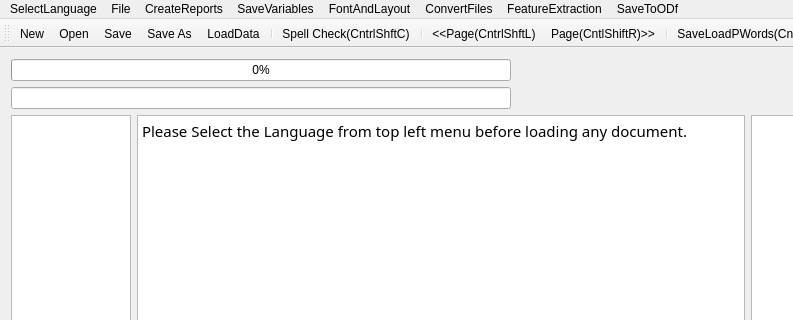
Qt form FrameWorkCode/mainwindow.ui (UDAAN-LEAP/leap-pe-tool) before a commit; both pictures show x 0 to 793 and y 0 to 320 of the 1369 by 736 pixel window.
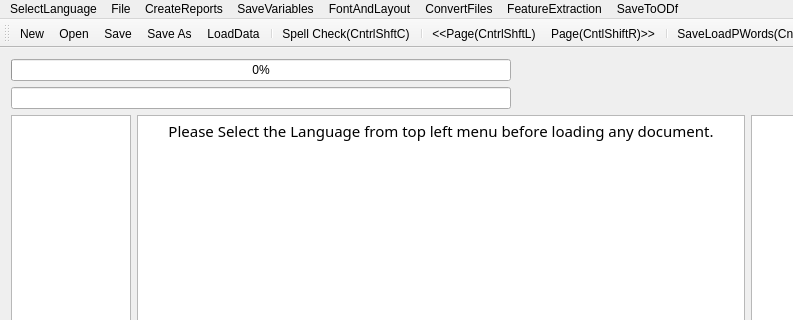
The same form after that commit. Icons and pictures are not drawn.

Commit message: save html only, Allignment Fixed, TimeLog

Diff of the .ui file:
```diff
--- a/FrameWorkCode/mainwindow.ui
+++ b/FrameWorkCode/mainwindow.ui
@@ -94,7 +94,7 @@
 &lt;html&gt;&lt;head&gt;&lt;meta name=&quot;qrichtext&quot; content=&quot;1&quot; /&gt;&lt;style type=&quot;text/css&quot;&gt;
 p, li { white-space: pre-wrap; }
 &lt;/style&gt;&lt;/head&gt;&lt;body style=&quot; font-family:'Shobhika'; font-size:16pt; font-weight:400; font-style:normal;&quot;&gt;
-&lt;p style=&quot; margin-top:0px; margin-bottom:0px; margin-left:0px; margin-right:0px; -qt-block-indent:0; text-indent:0px;&quot;&gt;&lt;span style=&quot; font-family:'Ubuntu'; font-size:11pt;&quot;&gt;Please Select the Language from top left menu before loading any document.&lt;/span&gt;&lt;/p&gt;&lt;/body&gt;&lt;/html&gt;</string>
+&lt;p align=&quot;center&quot; style=&quot; margin-top:0px; margin-bottom:0px; margin-left:0px; margin-right:0px; -qt-block-indent:0; text-indent:0px;&quot;&gt;&lt;span style=&quot; font-family:'Ubuntu'; font-size:11pt;&quot;&gt;Please Select the Language from top left menu before loading any document.&lt;/span&gt;&lt;/p&gt;&lt;/body&gt;&lt;/html&gt;</string>
         </property>
         <property name="acceptRichText">
          <bool>true</bool>
```
The commit also changes 5 other files.
